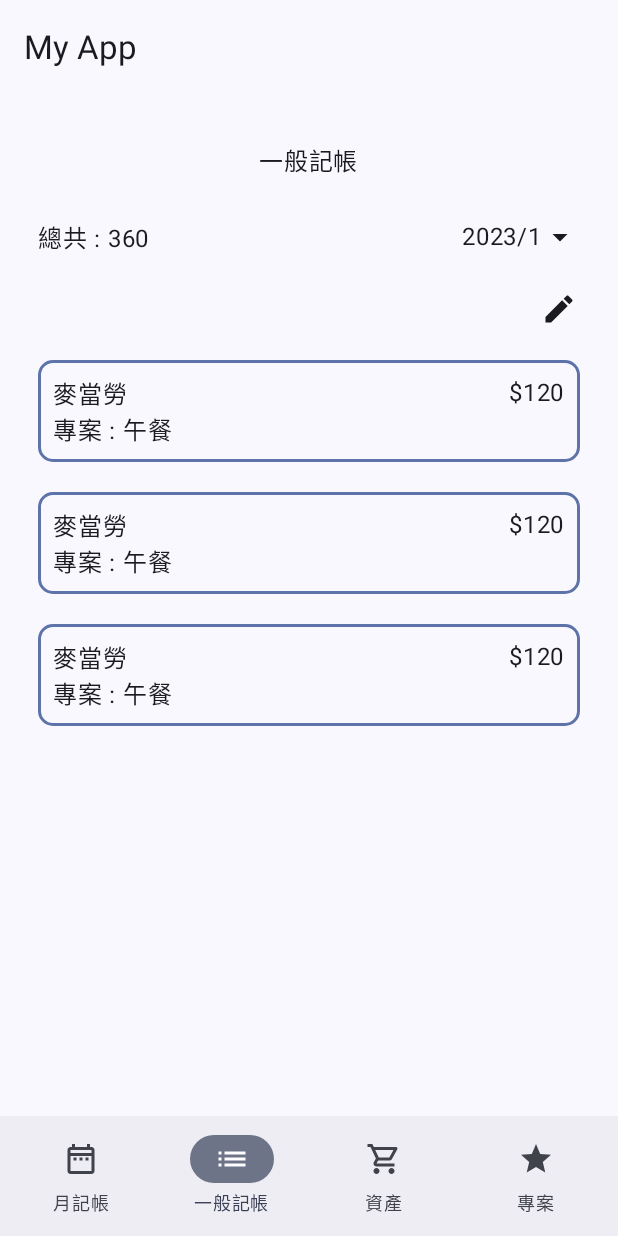
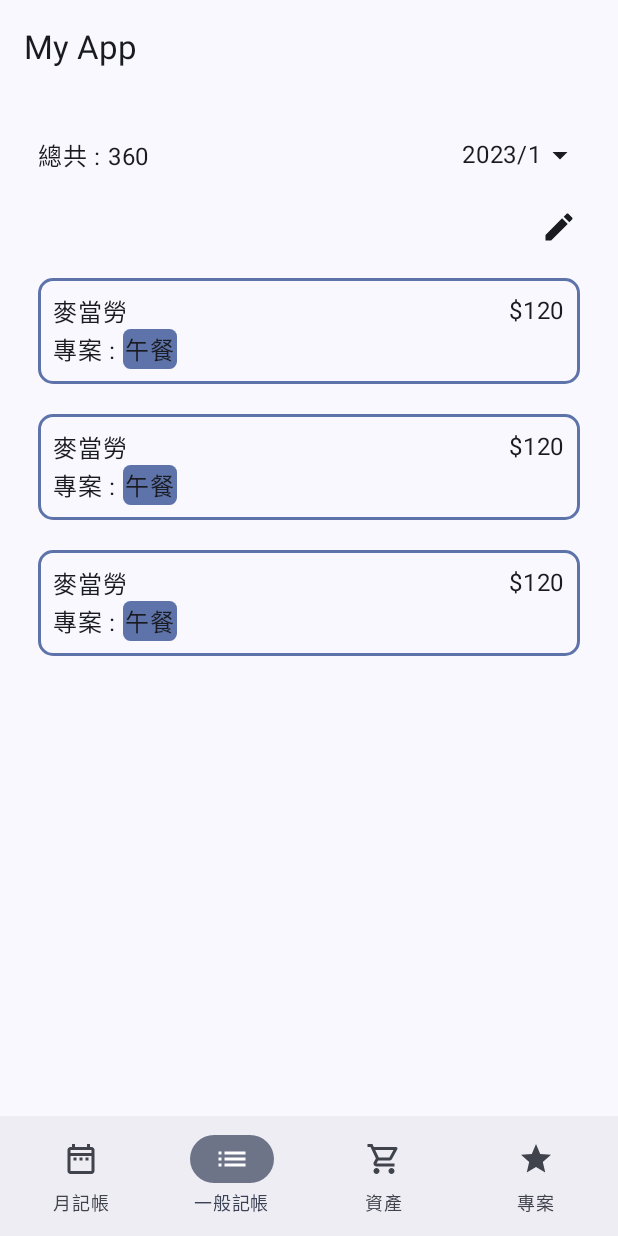
Before and after one commit to kikiouo201/FullMoonMoney, an Android app built with Jetpack Compose: the screen it shows after launch (MainActivity), item 2 of the bottom bar chosen, on a phone screen of 412 x 824 dp. Run offline under Robolectric (Android 15) with nearby library versions, the light colour scheme and no system bars.

Commit message:
Modify the style of the button in the monthly accounting

```diff
--- a/app/src/main/java/com/example/fullmoonmoney/ui/generalAccounting/GeneralAccounting.kt
+++ b/app/src/main/java/com/example/fullmoonmoney/ui/generalAccounting/GeneralAccounting.kt
@@ -1,5 +1,6 @@
 package com.example.fullmoonmoney.ui.generalAccounting
 
+import androidx.compose.foundation.background
 import androidx.compose.foundation.border
 import androidx.compose.foundation.layout.Arrangement
 import androidx.compose.foundation.layout.Column
@@ -47,13 +48,6 @@
     var isAddFixedItemDialog by remember { mutableStateOf(false) }
 
     Column(Modifier.fillMaxSize()) {
-        Text(
-            text = stringResource(R.string.general_accounting),
-            modifier = Modifier
-                .align(Alignment.CenterHorizontally)
-                .padding(vertical = 15.dp),
-            style = MaterialTheme.typography.bodyLarge
-        )
         Row(
             modifier = Modifier
                 .fillMaxWidth()
@@ -81,7 +75,7 @@
             AccountingItem(it)
         }
         if (isAddFixedItemDialog) {
-            AddFixedItemDialog(
+            AddItemDialog(
                 onAdd = { item, price, project ->
                     viewModel.setCurrentTableData(
                         AccountingDetail(
@@ -119,9 +113,17 @@
             Text(text = "$${detail.price}")
         }
         detail.project.forEach {
-            Row {
+            Row(verticalAlignment = Alignment.CenterVertically) {
                 Text(text = "${stringResource(id = R.string.project)} : ")
-                Text(text = it)
+                Text(
+                    text = it,
+                    modifier = Modifier
+                        .background(
+                            color = MaterialTheme.colorScheme.primaryContainer,
+                            shape = RoundedCornerShape(5.dp)
+                        )
+                        .padding(1.dp)
+                )
             }
         }
     }
@@ -129,7 +131,7 @@
 
 // 增加固定項目的 dialog
 @Composable
-fun AddFixedItemDialog(
+fun AddItemDialog(
     onAdd: (String, String, MutableList<String>) -> Unit,
     onCancel: () -> Unit
 ) {
--- a/app/src/main/java/com/example/fullmoonmoney/ui/monthlyAccounting/MonthlyAccounting.kt
+++ b/app/src/main/java/com/example/fullmoonmoney/ui/monthlyAccounting/MonthlyAccounting.kt
@@ -1,5 +1,7 @@
 package com.example.fullmoonmoney.ui.monthlyAccounting
 
+import androidx.compose.foundation.background
+import androidx.compose.foundation.clickable
 import androidx.compose.foundation.layout.Arrangement
 import androidx.compose.foundation.layout.Column
 import androidx.compose.foundation.layout.Row
@@ -8,11 +10,11 @@
 import androidx.compose.foundation.layout.height
 import androidx.compose.foundation.layout.padding
 import androidx.compose.foundation.layout.wrapContentHeight
+import androidx.compose.foundation.shape.RoundedCornerShape
 import androidx.compose.material.icons.Icons
 import androidx.compose.material.icons.filled.Create
 import androidx.compose.material3.AlertDialog
 import androidx.compose.material3.Button
-import androidx.compose.material3.ButtonDefaults
 import androidx.compose.material3.Icon
 import androidx.compose.material3.IconButton
 import androidx.compose.material3.MaterialTheme
@@ -26,6 +28,7 @@
 import androidx.compose.runtime.setValue
 import androidx.compose.ui.Alignment
 import androidx.compose.ui.Modifier
+import androidx.compose.ui.draw.clip
 import androidx.compose.ui.graphics.Color
 import androidx.compose.ui.res.stringResource
 import androidx.compose.ui.text.font.FontWeight
@@ -66,23 +69,20 @@
             horizontalArrangement = Arrangement.SpaceAround,
         ) {
             viewModel.monthlyCategories.forEach {
-                Button(
-                    colors = ButtonDefaults.buttonColors(
-                        containerColor = if (it == monthlyCategory) {
-                            MaterialTheme.colorScheme.primaryContainer
-                        } else {
-                            MaterialTheme.colorScheme.primary
-                        }
-                    ),
-                    onClick = {
-                        viewModel.setCurrentStatus(it, selectedDate)
-                    }
-                ) {
-                    Text(
-                        text = stringResource(id = it.categoryName),
-                        color = Color.White
-                    )
-                }
+                Text(text = stringResource(id = it.categoryName),
+                    color = Color.White,
+                    modifier = Modifier
+                        .clip(RoundedCornerShape(10.dp))
+                        .clickable { viewModel.setCurrentStatus(it, selectedDate) }
+                        .background(
+                            if (it == monthlyCategory) {
+                                MaterialTheme.colorScheme.primaryContainer
+                            } else {
+                                MaterialTheme.colorScheme.primary
+                            }
+                        )
+                        .padding(10.dp)
+                )
             }
         }
         Text(
```
